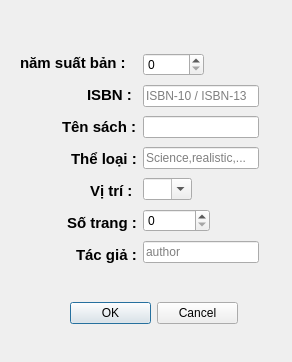
Qt form librarymanage/themdausach.ui (DTTaze/Qt-Library-Management) before a commit.
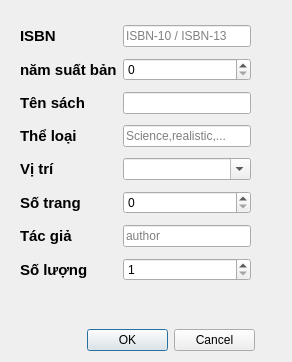
The same form after that commit.

Commit message: Chỉnh thêm sách

```diff
--- a/librarymanage/themdausach.ui
+++ b/librarymanage/themdausach.ui
@@ -16,8 +16,8 @@
   <widget class="QWidget" name="layoutWidget">
    <property name="geometry">
     <rect>
-     <x>70</x>
-     <y>300</y>
+     <x>87</x>
+     <y>327</y>
      <width>168</width>
      <height>26</height>
     </rect>
@@ -39,242 +39,65 @@
     </item>
    </layout>
   </widget>
-  <widget class="QWidget" name="layoutWidget">
+  <widget class="QWidget" name="">
    <property name="geometry">
     <rect>
      <x>20</x>
-     <y>50</y>
-     <width>239</width>
-     <height>218</height>
+     <y>20</y>
+     <width>231</width>
+     <height>271</height>
     </rect>
    </property>
-   <layout class="QHBoxLayout" name="horizontalLayout_12">
-    <item>
-     <layout class="QVBoxLayout" name="verticalLayout">
-      <item>
-       <widget class="QLabel" name="label_5">
-        <property name="styleSheet">
-         <string notr="true">font-size: 15px;color:black;font-weight:700;</string>
-        </property>
-        <property name="text">
-         <string>năm suất bản :</string>
-        </property>
-       </widget>
-      </item>
-      <item>
-       <layout class="QHBoxLayout" name="horizontalLayout_5">
-        <item>
-         <spacer name="horizontalSpacer_4">
-          <property name="orientation">
-           <enum>Qt::Orientation::Horizontal</enum>
-          </property>
-          <property name="sizeHint" stdset="0">
-           <size>
-            <width>40</width>
-            <height>20</height>
-           </size>
-          </property>
-         </spacer>
-        </item>
-        <item>
-         <widget class="QLabel" name="label">
-          <property name="styleSheet">
-           <string notr="true">font-size: 15px;color:black;font-weight:700;</string>
-          </property>
-          <property name="text">
-           <string>ISBN : </string>
-          </property>
-         </widget>
-        </item>
-       </layout>
-      </item>
-      <item>
-       <layout class="QHBoxLayout" name="horizontalLayout_11">
-        <item>
-         <spacer name="horizontalSpacer_5">
-          <property name="orientation">
-           <enum>Qt::Orientation::Horizontal</enum>
-          </property>
-          <property name="sizeHint" stdset="0">
-           <size>
-            <width>40</width>
-            <height>20</height>
-           </size>
-          </property>
-         </spacer>
-        </item>
-        <item>
-         <widget class="QLabel" name="label_2">
-          <property name="styleSheet">
-           <string notr="true">font-size: 15px;color:black;font-weight:700;</string>
-          </property>
-          <property name="text">
-           <string>Tên sách :</string>
-          </property>
-         </widget>
-        </item>
-       </layout>
-      </item>
-      <item>
-       <layout class="QHBoxLayout" name="horizontalLayout_10">
-        <item>
-         <spacer name="horizontalSpacer_6">
-          <property name="orientation">
-           <enum>Qt::Orientation::Horizontal</enum>
-          </property>
-          <property name="sizeHint" stdset="0">
-           <size>
-            <width>40</width>
-            <height>20</height>
-           </size>
-          </property>
-         </spacer>
-        </item>
-        <item>
-         <widget class="QLabel" name="label_6">
-          <property name="styleSheet">
-           <string notr="true">font-size: 15px;color:black;font-weight:700;</string>
-          </property>
-          <property name="text">
-           <string>Thể loại :</string>
-          </property>
-         </widget>
-        </item>
-       </layout>
-      </item>
-      <item>
-       <layout class="QHBoxLayout" name="horizontalLayout_9">
-        <item>
-         <spacer name="horizontalSpacer_7">
-          <property name="orientation">
-           <enum>Qt::Orientation::Horizontal</enum>
-          </property>
-          <property name="sizeHint" stdset="0">
-           <size>
-            <width>40</width>
-            <height>20</height>
-           </size>
-          </property>
-         </spacer>
-        </item>
-        <item>
-         <widget class="QLabel" name="label_7">
-          <property name="styleSheet">
-           <string notr="true">font-size: 15px;color:black;font-weight:700;</string>
-          </property>
-          <property name="text">
-           <string>Vị trí : </string>
-          </property>
-         </widget>
-        </item>
-       </layout>
-      </item>
-      <item>
-       <layout class="QHBoxLayout" name="horizontalLayout_7">
-        <item>
-         <spacer name="horizontalSpacer_8">
-          <property name="orientation">
-           <enum>Qt::Orientation::Horizontal</enum>
-          </property>
-          <property name="sizeHint" stdset="0">
-           <size>
-            <width>40</width>
-            <height>20</height>
-           </size>
-          </property>
-         </spacer>
-        </item>
-        <item>
-         <widget class="QLabel" name="label_3">
-          <property name="styleSheet">
-           <string notr="true">font-size: 15px;color:black;font-weight:700;</string>
-          </property>
-          <property name="text">
-           <string>Số trang :</string>
-          </property>
-         </widget>
-        </item>
-       </layout>
-      </item>
-      <item>
-       <layout class="QHBoxLayout" name="horizontalLayout_6">
-        <item>
-         <spacer name="horizontalSpacer_9">
-          <property name="orientation">
-           <enum>Qt::Orientation::Horizontal</enum>
-          </property>
-          <property name="sizeHint" stdset="0">
-           <size>
-            <width>40</width>
-            <height>20</height>
-           </size>
-          </property>
-         </spacer>
-        </item>
-        <item>
-         <widget class="QLabel" name="label_4">
-          <property name="styleSheet">
-           <string notr="true">font-size: 15px;color:black;font-weight:700;</string>
-          </property>
-          <property name="text">
-           <string>Tác giả :</string>
-          </property>
-         </widget>
-        </item>
-       </layout>
-      </item>
-     </layout>
-    </item>
-    <item>
-     <layout class="QVBoxLayout" name="verticalLayout_2">
-      <item>
-       <layout class="QHBoxLayout" name="horizontalLayout" stretch="5,5">
-        <item>
+   <layout class="QGridLayout" name="gridLayout_2">
+    <item row="2" column="1">
          <widget class="QSpinBox" name="spinBox_namsb">
           <property name="maximum">
            <number>10000</number>
           </property>
          </widget>
         </item>
-        <item>
-         <spacer name="horizontalSpacer">
-          <property name="orientation">
-           <enum>Qt::Orientation::Horizontal</enum>
-          </property>
-          <property name="sizeHint" stdset="0">
-           <size>
-            <width>40</width>
-            <height>20</height>
-           </size>
-          </property>
-         </spacer>
-        </item>
-       </layout>
-      </item>
-      <item>
-       <layout class="QHBoxLayout" name="horizontalLayout_2">
-        <item>
+    <item row="8" column="1">
+     <widget class="QLineEdit" name="lineEdit_tacgia">
+      <property name="placeholderText">
+       <string>author</string>
+      </property>
+     </widget>
+    </item>
+    <item row="7" column="1">
+     <widget class="QSpinBox" name="spinBox_sotrang">
+      <property name="maximum">
+       <number>100000</number>
+      </property>
+     </widget>
+    </item>
+    <item row="1" column="1">
          <widget class="QLineEdit" name="lineEdit_ISBN">
           <property name="placeholderText">
            <string>ISBN-10 / ISBN-13</string>
           </property>
          </widget>
         </item>
-       </layout>
-      </item>
-      <item>
-       <widget class="QLineEdit" name="lineEdit_tensach"/>
-      </item>
-      <item>
-       <widget class="QLineEdit" name="lineEdit_theloai">
-        <property name="placeholderText">
-         <string>Science,realistic,...</string>
-        </property>
-       </widget>
-      </item>
-      <item>
-       <layout class="QHBoxLayout" name="horizontalLayout_3">
-        <item>
+    <item row="9" column="0">
+     <widget class="QLabel" name="label_8">
+      <property name="styleSheet">
+       <string notr="true">font-size: 15px;color:black;font-weight:700;</string>
+      </property>
+      <property name="text">
+       <string>Số lượng</string>
+      </property>
+     </widget>
+    </item>
+    <item row="9" column="1">
+     <widget class="QSpinBox" name="spinBox_soluong">
+      <property name="minimum">
+       <number>1</number>
+      </property>
+      <property name="maximum">
+       <number>100</number>
+      </property>
+     </widget>
+    </item>
+    <item row="6" column="1">
          <widget class="QComboBox" name="comboBox_vitri">
           <property name="acceptDrops">
            <bool>true</bool>
@@ -417,53 +240,89 @@
           </item>
          </widget>
         </item>
-        <item>
-         <spacer name="horizontalSpacer_2">
-          <property name="orientation">
-           <enum>Qt::Orientation::Horizontal</enum>
-          </property>
-          <property name="sizeHint" stdset="0">
-           <size>
-            <width>40</width>
-            <height>20</height>
-           </size>
-          </property>
-         </spacer>
-        </item>
-       </layout>
-      </item>
-      <item>
-       <layout class="QHBoxLayout" name="horizontalLayout_4" stretch="5,5">
-        <item>
-         <widget class="QSpinBox" name="spinBox_sotrang">
-          <property name="maximum">
-           <number>100000</number>
-          </property>
-         </widget>
-        </item>
-        <item>
-         <spacer name="horizontalSpacer_3">
-          <property name="orientation">
-           <enum>Qt::Orientation::Horizontal</enum>
-          </property>
-          <property name="sizeHint" stdset="0">
-           <size>
-            <width>40</width>
-            <height>20</height>
-           </size>
-          </property>
-         </spacer>
-        </item>
-       </layout>
-      </item>
-      <item>
-       <widget class="QLineEdit" name="lineEdit_tacgia">
+    <item row="8" column="0">
+     <widget class="QLabel" name="label_4">
+      <property name="styleSheet">
+       <string notr="true">font-size: 15px;color:black;font-weight:700;</string>
+      </property>
+      <property name="text">
+       <string>Tác giả</string>
+      </property>
+     </widget>
+    </item>
+    <item row="7" column="0">
+     <widget class="QLabel" name="label_3">
+      <property name="styleSheet">
+       <string notr="true">font-size: 15px;color:black;font-weight:700;</string>
+      </property>
+      <property name="text">
+       <string>Số trang</string>
+      </property>
+     </widget>
+    </item>
+    <item row="5" column="0">
+     <widget class="QLabel" name="label_6">
+      <property name="styleSheet">
+       <string notr="true">font-size: 15px;color:black;font-weight:700;</string>
+      </property>
+      <property name="text">
+       <string>Thể loại</string>
+      </property>
+     </widget>
+    </item>
+    <item row="4" column="1">
+     <widget class="QLineEdit" name="lineEdit_tensach"/>
+    </item>
+    <item row="6" column="0">
+     <widget class="QLabel" name="label_7">
+      <property name="styleSheet">
+       <string notr="true">font-size: 15px;color:black;font-weight:700;</string>
+      </property>
+      <property name="text">
+       <string>Vị trí </string>
+      </property>
+      <property name="scaledContents">
+       <bool>false</bool>
+      </property>
+     </widget>
+    </item>
+    <item row="2" column="0">
+     <widget class="QLabel" name="label_5">
+      <property name="styleSheet">
+       <string notr="true">font-size: 15px;color:black;font-weight:700;</string>
+      </property>
+      <property name="text">
+       <string>năm suất bản</string>
+      </property>
+     </widget>
+    </item>
+    <item row="5" column="1">
+     <widget class="QLineEdit" name="lineEdit_theloai">
         <property name="placeholderText">
-         <string>author</string>
+       <string>Science,realistic,...</string>
         </property>
        </widget>
       </item>
-     </layout>
+    <item row="4" column="0">
+     <widget class="QLabel" name="label_2">
+      <property name="styleSheet">
+       <string notr="true">font-size: 15px;color:black;font-weight:700;</string>
+      </property>
+      <property name="text">
+       <string>Tên sách</string>
+      </property>
+     </widget>
+    </item>
+    <item row="1" column="0">
+     <widget class="QLabel" name="label">
+      <property name="styleSheet">
+       <string notr="true">font-size: 15px;color:black;font-weight:700;
+</string>
+      </property>
+      <property name="text">
+       <string>ISBN </string>
+      </property>
+     </widget>
     </item>
    </layout>
   </widget>
```
Left out of the diff: 1 changed line with no effect on the pictures. Lines whose indentation alone changed are shown as unchanged. The commit also changes 2 other files.
